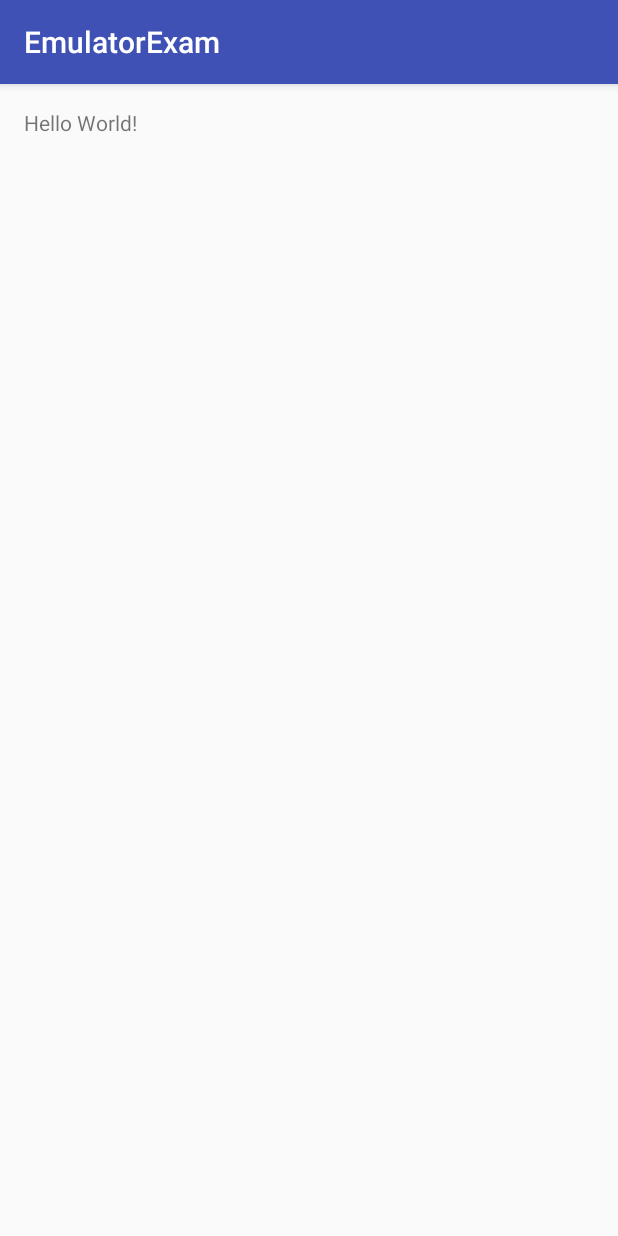
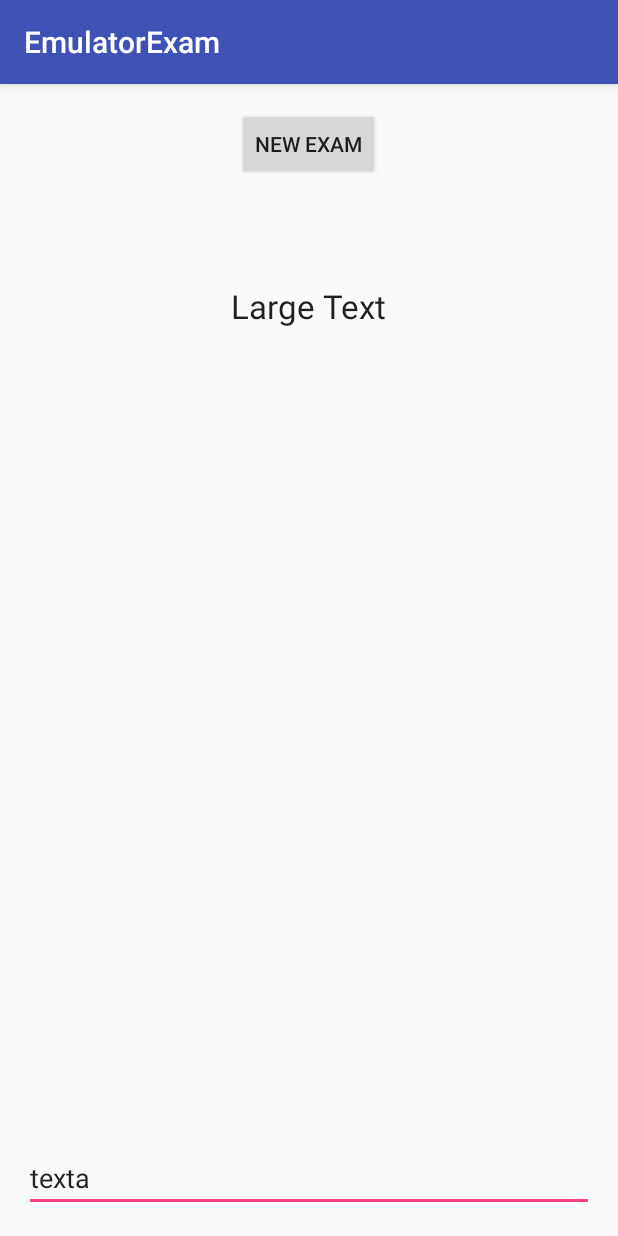
Before and after one commit to otvertka/EmulatorExam, an Android app: the screen it shows after launch (MainActivity), on a phone screen of 412 x 824 dp. Run offline under Robolectric (Android 15) with nearby library versions, the phone set to English and light mode, and no system bars.

Commit message:
выводит текст на экран

```diff
--- a/app/src/main/res/layout/activity_main.xml
+++ b/app/src/main/res/layout/activity_main.xml
@@ -9,8 +9,33 @@
     android:paddingTop="@dimen/activity_vertical_margin"
     tools:context="com.example.emulatorexam.MainActivity">
 
+    <Button
+        android:layout_width="wrap_content"
+        android:layout_height="wrap_content"
+        android:text="new Exam"
+        android:id="@+id/buttonNew"
+        android:layout_alignParentTop="true"
+        android:layout_centerHorizontal="true" />
+
+    <EditText
+        android:layout_width="wrap_content"
+        android:layout_height="wrap_content"
+        android:id="@+id/editText"
+        android:layout_alignParentLeft="true"
+        android:layout_alignParentStart="true"
+        android:layout_alignParentBottom="true"
+        android:text="texta"
+        android:layout_alignParentRight="true"
+        android:layout_alignParentEnd="true" />
+
     <TextView
         android:layout_width="wrap_content"
         android:layout_height="wrap_content"
-        android:text="Hello World!" />
+        android:textAppearance="?android:attr/textAppearanceLarge"
+        android:text="Large Text"
+        android:id="@+id/textView"
+        android:layout_marginTop="69dp"
+        android:layout_below="@+id/buttonNew"
+        android:layout_centerHorizontal="true" />
+
 </RelativeLayout>
```
Also changed, not shown: app/src/main/java/com/example/emulatorexam/MainActivity.java (+80 -1 lines).
